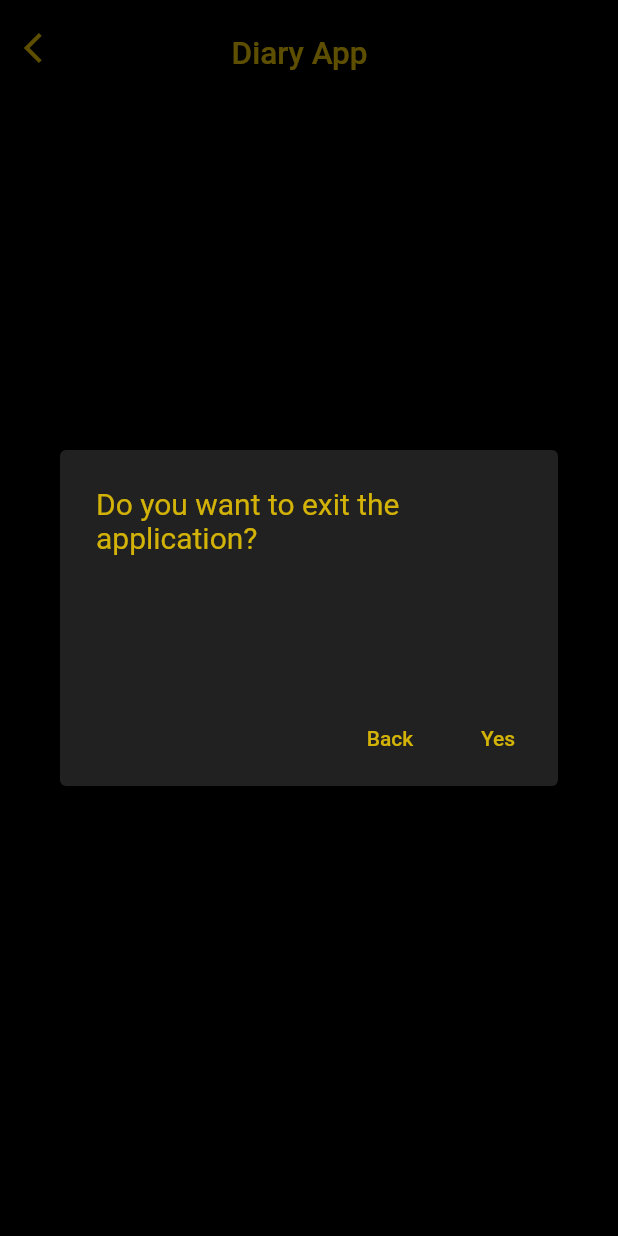
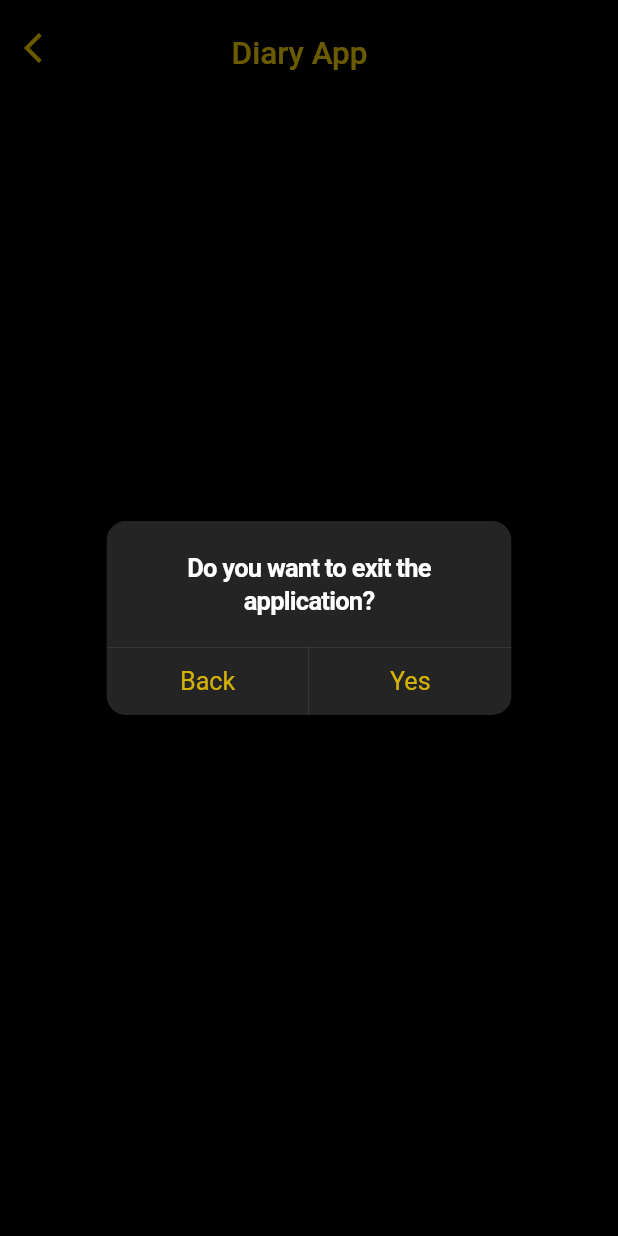
Before and after one commit to dhruvmaindola227/Personal-Diary-App, a Flutter app: the screen it shows after launch, after a tap on the "arrow back ios" icon, on a phone screen of 412 x 824 dp. Run offline on Flutter 3.47's test engine with Material 2 defaults, Android fonts, the phone set to English and light mode, and no system bars; our stand-ins replace firebase_core; accounts and stored records are empty.

```diff
--- a/lib/Screens/FirstPage.dart
+++ b/lib/Screens/FirstPage.dart
@@ -1,4 +1,5 @@
 import 'package:diary_app/Utils/Constants.dart';
+import 'package:flutter/cupertino.dart';
 import 'package:flutter/material.dart';
 import 'package:flutter/services.dart';
 
@@ -30,58 +31,39 @@ class _FirstPageState extends State<FirstPage> {
           elevation: 0,
           backgroundColor: const Color.fromRGBO(0, 0, 0, 1),
           leading: Padding(
-            padding: EdgeInsets.only(top: height * 0.01),
-            child: IconButton(
-              color: const Color.fromRGBO(255, 215, 0, 0.8),
-              icon: const Icon(Icons.arrow_back_ios),
-              onPressed: () => {
-                showDialog(
-                    context: context,
-                    builder: ((context) => AlertDialog(
-                          backgroundColor: Colors.grey.shade900,
-                          titleTextStyle: const TextStyle(
-                              color: Color.fromRGBO(255, 215, 0, 0.8),
-                              fontSize: 20),
-                          title: const Text(
-                              "Do you want to exit the application?"),
-                          content: Builder(builder: (context) {
-                            var iheight = MediaQuery.of(context).size.height;
-                            var iwidht = MediaQuery.of(context).size.width;
-                            print(iheight);
-                            return SizedBox(
-                              height: iheight - 778,
-                              width: 200,
-                            );
-                          }),
-                          actions: [
-                            TextButton(
-                                onPressed: () {
-                                  Navigator.of(context, rootNavigator: true)
-                                      .pop('dialog');
-                                },
-                                child: const Text(
-                                  Constants.BACK,
-                                  style: TextStyle(
-                                      color: Color.fromRGBO(255, 215, 0, 0.8)),
-                                )),
-                            TextButton(
-                                onPressed: () {
-                                  SystemNavigator
-                                      .pop(); // ** Close the entire application.
-                                },
-                                child: const Text(
-                                  Constants.YES,
-                                  style: TextStyle(
-                                      color: Color.fromRGBO(255, 215, 0, 0.8)),
-                                ))
-                          ],
-                        )))
-              },
-            ),
-          ),
+              padding: EdgeInsets.only(top: height * 0.01),
+              child: IconButton(
+                  color: const Color.fromRGBO(255, 215, 0, 0.8),
+                  icon: const Icon(Icons.arrow_back_ios),
+                  onPressed: () => {
+                        showCupertinoDialog(
+                            context: context, builder: createDialog)
+                      })),
         ),
         body: Container(
           color: const Color.fromRGBO(0, 0, 0, 1),
         ));
   }
+
+  Widget createDialog(BuildContext context) => CupertinoAlertDialog(
+        title: const Text("Do you want to exit the application?"),
+        actions: [
+          CupertinoDialogAction(
+              onPressed: () {
+                Navigator.of(context, rootNavigator: true).pop('dialog');
+              },
+              child: const Text(
+                Constants.BACK,
+                style: TextStyle(color: Color.fromRGBO(255, 215, 0, 0.8)),
+              )),
+          CupertinoDialogAction(
+              onPressed: () {
+                SystemNavigator.pop(); // ** Close the entire application.
+              },
+              child: const Text(
+                Constants.YES,
+                style: TextStyle(color: Color.fromRGBO(255, 215, 0, 0.8)),
+              ))
+        ],
+      );
 }
--- a/lib/Utils/Constants.dart
+++ b/lib/Utils/Constants.dart
@@ -4,5 +4,4 @@ class Constants {
   static const TITLE = "Diary App";
   static const YES = "Yes";
   static const BACK = "Back";
-
 }
```
Also changed, not shown: 1 other file.
